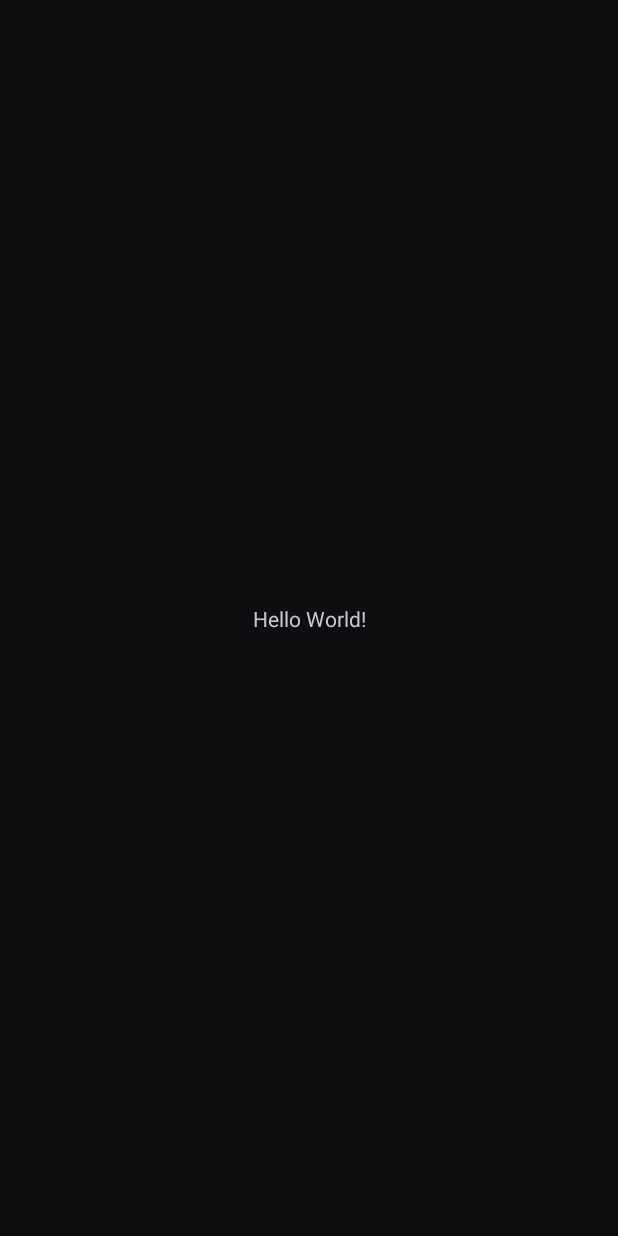
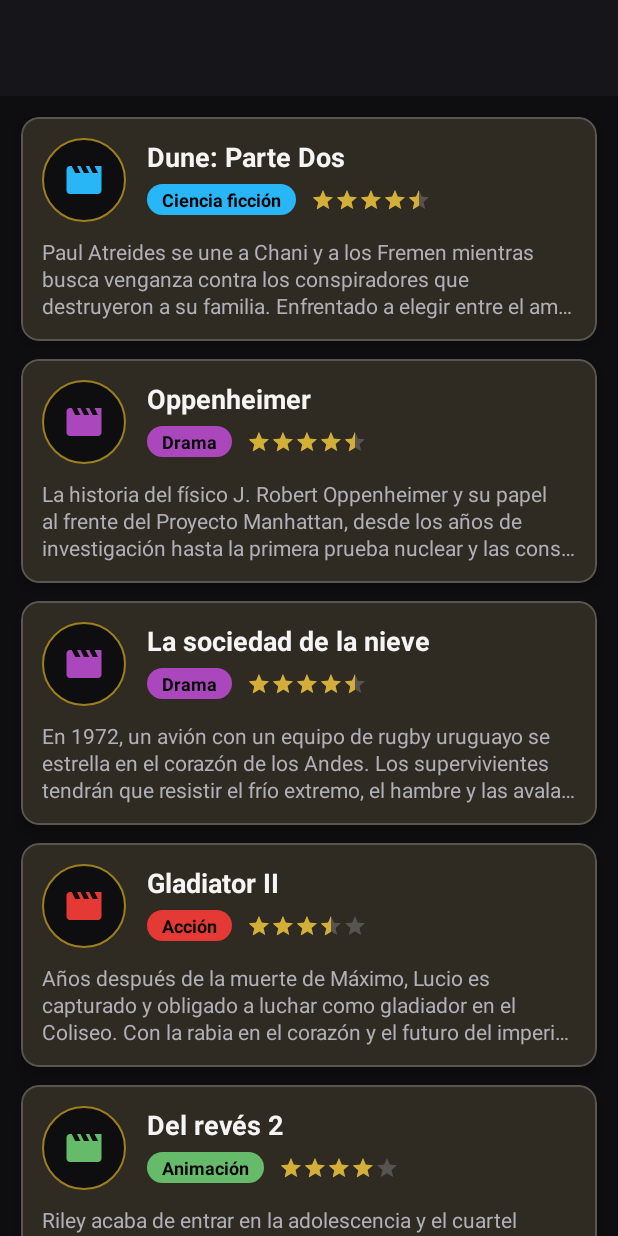
Before and after one commit to carlos55ml/iPelicula, an Android app: the screen it shows after launch (MainActivity), on a phone screen of 412 x 824 dp. Before the commit the screen is almost empty. Run offline under Robolectric (Android 15) with nearby library versions, the phone set to English and light mode, and no system bars; 1 statement that could not run was skipped.

Commit message:
feat: added movie list with RecyclerView, CardView items and MovieAdapter

```diff
--- a/app/build.gradle.kts
+++ b/app/build.gradle.kts
@@ -36,6 +36,7 @@ dependencies {
     implementation(libs.appcompat)
     implementation(libs.constraintlayout)
     implementation(libs.material)
+    implementation(libs.recyclerview)
     testImplementation(libs.junit)
     androidTestImplementation(libs.espresso.core)
     androidTestImplementation(libs.ext.junit)
--- a/app/src/main/java/dev/carlosmoran/ipeliculas/MainActivity.java
+++ b/app/src/main/java/dev/carlosmoran/ipeliculas/MainActivity.java
@@ -2,23 +2,43 @@ package dev.carlosmoran.ipeliculas;
 
 import android.os.Bundle;
 
-import androidx.activity.EdgeToEdge;
-import androidx.appcompat.app.AppCompatActivity;
-import androidx.core.graphics.Insets;
-import androidx.core.view.ViewCompat;
-import androidx.core.view.WindowInsetsCompat;
+import androidx.recyclerview.widget.LinearLayoutManager;
+import androidx.recyclerview.widget.RecyclerView;
 
-public class MainActivity extends AppCompatActivity {
+import dev.carlosmoran.ipeliculas.adapter.MovieAdapter;
+import dev.carlosmoran.ipeliculas.repository.MovieRepository;
+import dev.carlosmoran.ipeliculas.ui.BaseActivity;
+
+/**
+ * Pantalla principal: cartelera con las películas en exhibición.
+ *
+ * @author Carlos Alberto Morán Lozano
+ */
+public class MainActivity extends BaseActivity {
+
+    private RecyclerView rvMovies;
+    private MovieAdapter movieAdapter;
+
+    private final MovieRepository movieRepository = MovieRepository.getInstance();
 
     @Override
     protected void onCreate(Bundle savedInstanceState) {
         super.onCreate(savedInstanceState);
-        EdgeToEdge.enable(this);
-        setContentView(R.layout.activity_main);
-        ViewCompat.setOnApplyWindowInsetsListener(findViewById(R.id.main), (v, insets) -> {
-            Insets systemBars = insets.getInsets(WindowInsetsCompat.Type.systemBars());
-            v.setPadding(systemBars.left, systemBars.top, systemBars.right, systemBars.bottom);
-            return insets;
+        // Pantalla principal: sin flecha de volver
+        setupScreen(R.layout.activity_main, R.string.title_main, false);
+
+        rvMovies = findViewById(R.id.rvMovies);
+        setupMovieList();
+    }
+
+    /**
+     * Configura el RecyclerView con su LayoutManager y el adapter de películas.
+     */
+    private void setupMovieList() {
+        movieAdapter = new MovieAdapter(movieRepository.getAll(), movie -> {
+            // La navegación al detalle se añade con la DetailActivity
         });
+        rvMovies.setLayoutManager(new LinearLayoutManager(this));
+        rvMovies.setAdapter(movieAdapter);
     }
 }
--- /dev/null
+++ b/app/src/main/java/dev/carlosmoran/ipeliculas/adapter/MovieAdapter.java
@@ -0,0 +1,109 @@
+package dev.carlosmoran.ipeliculas.adapter;
+
+import android.content.res.ColorStateList;
+import android.view.LayoutInflater;
+import android.view.View;
+import android.view.ViewGroup;
+import android.widget.ImageView;
+import android.widget.RatingBar;
+import android.widget.TextView;
+
+import androidx.annotation.NonNull;
+import androidx.core.content.ContextCompat;
+import androidx.core.widget.ImageViewCompat;
+import androidx.recyclerview.widget.RecyclerView;
+
+import java.util.List;
+
+import dev.carlosmoran.ipeliculas.R;
+import dev.carlosmoran.ipeliculas.model.Movie;
+
+/**
+ * Adapter del RecyclerView de la cartelera. Pinta cada película con el layout
+ * {@code item_movie} (tarjeta con icono, título, género, estrellas y sinopsis corta).
+ * <p>
+ * La pulsación se delega en un {@link OnMovieClickListener}: el adapter no sabe
+ * a qué pantalla se navega, eso lo decide la Activity.
+ *
+ * @author Carlos Alberto Morán Lozano
+ */
+public class MovieAdapter extends RecyclerView.Adapter<MovieAdapter.MovieViewHolder> {
+
+    /**
+     * Lo implementa la Activity para saber qué película se ha pulsado.
+     */
+    public interface OnMovieClickListener {
+        void onMovieClick(Movie movie);
+    }
+
+    private final List<Movie> movies;
+    private final OnMovieClickListener listener;
+
+    /**
+     * @param movies   películas a mostrar
+     * @param listener acción al pulsar una tarjeta
+     */
+    public MovieAdapter(List<Movie> movies, OnMovieClickListener listener) {
+        this.movies = movies;
+        this.listener = listener;
+    }
+
+    /**
+     * Infla una tarjeta nueva. El RecyclerView solo crea las que caben en pantalla
+     * y las va reutilizando al hacer scroll.
+     */
+    @NonNull
+    @Override
+    public MovieViewHolder onCreateViewHolder(@NonNull ViewGroup parent, int viewType) {
+        View view = LayoutInflater.from(parent.getContext())
+                .inflate(R.layout.item_movie, parent, false);
+        return new MovieViewHolder(view);
+    }
+
+    /**
+     * Rellena una tarjeta (posiblemente reutilizada) con la película de esa posición.
+     */
+    @Override
+    public void onBindViewHolder(@NonNull MovieViewHolder holder, int position) {
+        Movie movie = movies.get(position);
+        int genreColor = ContextCompat.getColor(holder.itemView.getContext(),
+                movie.getGenre().getColorRes());
+
+        holder.tvTitle.setText(movie.getTitle());
+        holder.tvGenre.setText(movie.getGenre().getLabelRes());
+        holder.rbRating.setRating(movie.getRating());
+        holder.tvSynopsis.setText(movie.getSynopsis());
+
+        // El color del género se aplica a la etiqueta y al icono
+        holder.tvGenre.setBackgroundTintList(ColorStateList.valueOf(genreColor));
+        ImageViewCompat.setImageTintList(holder.ivIcon, ColorStateList.valueOf(genreColor));
+
+        holder.itemView.setOnClickListener(v -> listener.onMovieClick(movie));
+    }
+
+    @Override
+    public int getItemCount() {
+        return movies.size();
+    }
+
+    /**
+     * Guarda las referencias a las vistas de una tarjeta para no repetir
+     * {@code findViewById} cada vez que se reutiliza.
+     */
+    static class MovieViewHolder extends RecyclerView.ViewHolder {
+        final ImageView ivIcon;
+        final TextView tvTitle;
+        final TextView tvGenre;
+        final RatingBar rbRating;
+        final TextView tvSynopsis;
+
+        MovieViewHolder(@NonNull View itemView) {
+            super(itemView);
+            ivIcon = itemView.findViewById(R.id.ivMovieIcon);
+            tvTitle = itemView.findViewById(R.id.tvMovieTitle);
+            tvGenre = itemView.findViewById(R.id.tvMovieGenre);
+            rbRating = itemView.findViewById(R.id.rbMovieRating);
+            tvSynopsis = itemView.findViewById(R.id.tvMovieSynopsis);
+        }
+    }
+}
--- /dev/null
+++ b/app/src/main/res/drawable/bg_genre_tag.xml
@@ -0,0 +1,7 @@
+<?xml version="1.0" encoding="utf-8"?>
+<!-- Etiqueta redondeada del género. El color se cambia desde código según el género -->
+<shape xmlns:android="http://schemas.android.com/apk/res/android"
+    android:shape="rectangle">
+    <corners android:radius="12dp" />
+    <solid android:color="@color/white" />
+</shape>
--- /dev/null
+++ b/app/src/main/res/drawable/bg_movie_icon.xml
@@ -0,0 +1,9 @@
+<?xml version="1.0" encoding="utf-8"?>
+<!-- Fondo circular del icono de cada película -->
+<shape xmlns:android="http://schemas.android.com/apk/res/android"
+    android:shape="oval">
+    <solid android:color="@color/background" />
+    <stroke
+        android:width="1dp"
+        android:color="@color/gold_dark" />
+</shape>
--- /dev/null
+++ b/app/src/main/res/drawable/ic_movie.xml
@@ -0,0 +1,11 @@
+<!-- Icono de claqueta/película (Material Icons "movie") -->
+<vector xmlns:android="http://schemas.android.com/apk/res/android"
+    android:width="24dp"
+    android:height="24dp"
+    android:tint="@color/gold"
+    android:viewportWidth="24"
+    android:viewportHeight="24">
+    <path
+        android:fillColor="@android:color/white"
+        android:pathData="M18,4l2,4h-3l-2,-4h-2l2,4h-3l-2,-4H8l2,4H7L5,4H4c-1.1,0 -1.99,0.9 -1.99,2L2,18c0,1.1 0.9,2 2,2h16c1.1,0 2,-0.9 2,-2V4h-4z" />
+</vector>
--- a/app/src/main/res/layout/activity_main.xml
+++ b/app/src/main/res/layout/activity_main.xml
@@ -1,19 +1,33 @@
 <?xml version="1.0" encoding="utf-8"?>
+<!-- Cartelera: toolbar + lista de películas -->
 <androidx.constraintlayout.widget.ConstraintLayout xmlns:android="http://schemas.android.com/apk/res/android"
     xmlns:app="http://schemas.android.com/apk/res-auto"
     xmlns:tools="http://schemas.android.com/tools"
     android:id="@+id/main"
     android:layout_width="match_parent"
     android:layout_height="match_parent"
+    android:background="@color/background"
     tools:context=".MainActivity">
 
-    <TextView
-        android:layout_width="wrap_content"
+    <include
+        android:id="@+id/toolbarContainer"
+        layout="@layout/toolbar"
+        android:layout_width="0dp"
         android:layout_height="wrap_content"
-        android:text="Hello World!"
-        app:layout_constraintBottom_toBottomOf="parent"
         app:layout_constraintEnd_toEndOf="parent"
         app:layout_constraintStart_toStartOf="parent"
         app:layout_constraintTop_toTopOf="parent" />
 
+    <androidx.recyclerview.widget.RecyclerView
+        android:id="@+id/rvMovies"
+        android:layout_width="0dp"
+        android:layout_height="0dp"
+        android:clipToPadding="false"
+        android:padding="8dp"
+        app:layout_constraintBottom_toBottomOf="parent"
+        app:layout_constraintEnd_toEndOf="parent"
+        app:layout_constraintStart_toStartOf="parent"
+        app:layout_constraintTop_toBottomOf="@id/toolbarContainer"
+        tools:listitem="@layout/item_movie" />
+
 </androidx.constraintlayout.widget.ConstraintLayout>
--- /dev/null
+++ b/app/src/main/res/layout/item_movie.xml
@@ -0,0 +1,102 @@
+<?xml version="1.0" encoding="utf-8"?>
+<!-- Tarjeta de una película en la cartelera: icono, título, género, estrellas y sinopsis corta -->
+<com.google.android.material.card.MaterialCardView xmlns:android="http://schemas.android.com/apk/res/android"
+    xmlns:app="http://schemas.android.com/apk/res-auto"
+    xmlns:tools="http://schemas.android.com/tools"
+    android:layout_width="match_parent"
+    android:layout_height="wrap_content"
+    android:layout_margin="6dp"
+    android:clickable="true"
+    android:focusable="true"
+    app:cardBackgroundColor="@color/surface"
+    app:cardCornerRadius="12dp"
+    app:cardElevation="6dp"
+    app:rippleColor="@color/gold_dark"
+    app:strokeColor="@color/divider"
+    app:strokeWidth="1dp">
+
+    <androidx.constraintlayout.widget.ConstraintLayout
+        android:layout_width="match_parent"
+        android:layout_height="wrap_content"
+        android:padding="14dp">
+
+        <ImageView
+            android:id="@+id/ivMovieIcon"
+            android:layout_width="56dp"
+            android:layout_height="56dp"
+            android:background="@drawable/bg_movie_icon"
+            android:contentDescription="@null"
+            android:padding="14dp"
+            android:src="@drawable/ic_movie"
+            app:layout_constraintStart_toStartOf="parent"
+            app:layout_constraintTop_toTopOf="parent" />
+
+        <TextView
+            android:id="@+id/tvMovieTitle"
+            android:layout_width="0dp"
+            android:layout_height="wrap_content"
+            android:layout_marginStart="14dp"
+            android:ellipsize="end"
+            android:maxLines="2"
+            android:textColor="@color/text_primary"
+            android:textSize="18sp"
+            android:textStyle="bold"
+            app:layout_constraintEnd_toEndOf="parent"
+            app:layout_constraintStart_toEndOf="@id/ivMovieIcon"
+            app:layout_constraintTop_toTopOf="parent"
+            tools:text="Dune: Parte Dos" />
+
+        <TextView
+            android:id="@+id/tvMovieGenre"
+            android:layout_width="wrap_content"
+            android:layout_height="wrap_content"
+            android:layout_marginTop="6dp"
+            android:background="@drawable/bg_genre_tag"
+            android:paddingStart="10dp"
+            android:paddingTop="2dp"
+            android:paddingEnd="10dp"
+            android:paddingBottom="2dp"
+            android:textColor="@color/black"
+            android:textSize="12sp"
+            android:textStyle="bold"
+            app:layout_constraintStart_toStartOf="@id/tvMovieTitle"
+            app:layout_constraintTop_toBottomOf="@id/tvMovieTitle"
+            tools:backgroundTint="@color/genre_sci_fi"
+            tools:text="Ciencia ficción" />
+
+        <RatingBar
+            android:id="@+id/rbMovieRating"
+            style="@style/Widget.AppCompat.RatingBar.Small"
+            android:layout_width="wrap_content"
+            android:layout_height="wrap_content"
+            android:layout_marginStart="10dp"
+            android:isIndicator="true"
+            android:numStars="5"
+            android:progressTint="@color/gold"
+            android:secondaryProgressTint="@color/gold"
+            android:progressBackgroundTint="@color/text_secondary"
+            android:stepSize="0.5"
+            app:layout_constraintBottom_toBottomOf="@id/tvMovieGenre"
+            app:layout_constraintStart_toEndOf="@id/tvMovieGenre"
+            app:layout_constraintTop_toTopOf="@id/tvMovieGenre"
+            tools:rating="4.5" />
+
+        <!-- Sinopsis corta: se recorta a 3 líneas con puntos suspensivos -->
+        <TextView
+            android:id="@+id/tvMovieSynopsis"
+            android:layout_width="0dp"
+            android:layout_height="wrap_content"
+            android:layout_marginTop="10dp"
+            android:ellipsize="end"
+            android:lineSpacingExtra="2dp"
+            android:maxLines="3"
+            android:textColor="@color/text_secondary"
+            android:textSize="14sp"
+            app:layout_constraintEnd_toEndOf="parent"
+            app:layout_constraintStart_toStartOf="parent"
+            app:layout_constraintTop_toBottomOf="@id/ivMovieIcon"
+            tools:text="Paul Atreides se une a Chani y a los Fremen mientras busca venganza contra los conspiradores que destruyeron a su familia." />
+
+    </androidx.constraintlayout.widget.ConstraintLayout>
+
+</com.google.android.material.card.MaterialCardView>
--- a/gradle/libs.versions.toml
+++ b/gradle/libs.versions.toml
@@ -7,6 +7,7 @@ appcompat = "1.8.0"
 material = "1.14.0"
 activityKtx = "1.13.0"
 constraintlayout = "2.2.2"
+recyclerview = "1.4.0"
 
 [libraries]
 junit = { group = "junit", name = "junit", version.ref = "junit" }
@@ -16,6 +17,7 @@ appcompat = { group = "androidx.appcompat", name = "appcompat", version.ref = "a
 material = { group = "com.google.android.material", name = "material", version.ref = "material" }
 activity-ktx = { group = "androidx.activity", name = "activity-ktx", version.ref = "activityKtx" }
 constraintlayout = { group = "androidx.constraintlayout", name = "constraintlayout", version.ref = "constraintlayout" }
+recyclerview = { group = "androidx.recyclerview", name = "recyclerview", version.ref = "recyclerview" }
 
 [plugins]
 android-application = { id = "com.android.application", version.ref = "agp" }
```
